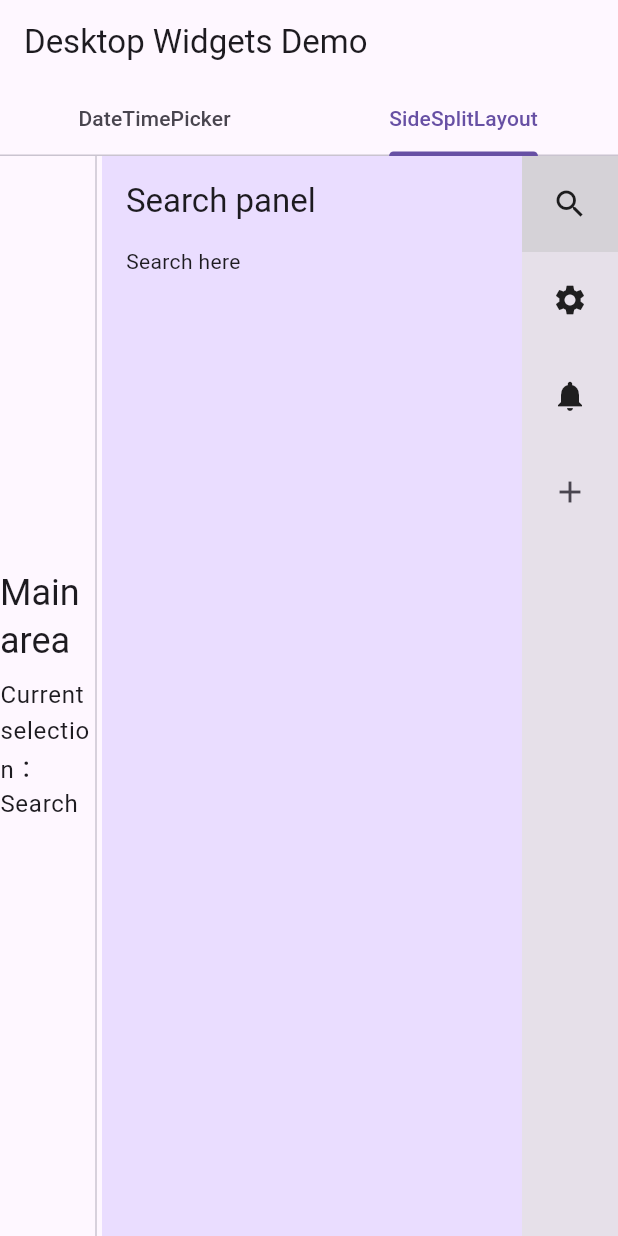
After one commit to foolkit/desktop_widgets, a Flutter app: the screen it shows after launch, tab 2 chosen, after a tap on the "search" icon, on a phone screen of 412 x 824 dp. The commit adds this screen. Run offline on Flutter 3.47's test engine with Material 3 defaults, Android fonts, the phone set to English and light mode, and no system bars; our stand-ins replace plugin_platform_interface, web.

Commit message:
feat(widget): 实现可收起的水平分栏布局组件

```diff
--- a/example/lib/main.dart
+++ b/example/lib/main.dart
@@ -1,5 +1,6 @@
 import 'package:flutter/material.dart';
 import 'package:desktop_widgets/desktop_widgets.dart';
+import 'side_split_layout_demo.dart';
 
 void main() {
   runApp(const MyApp());
@@ -12,11 +13,27 @@ class MyApp extends StatelessWidget {
   Widget build(BuildContext context) {
     return MaterialApp(
       title: 'Desktop Widgets Demo',
-      home: Scaffold(
-        appBar: AppBar(title: const Text('DateTimePicker Demo')),
-        body: const Padding(
-          padding: EdgeInsets.all(24),
-          child: DateTimePickerDemo(),
+      home: DefaultTabController(
+        length: 2,
+        child: Scaffold(
+          appBar: AppBar(
+            title: const Text('Desktop Widgets Demo'),
+            bottom: const TabBar(
+              tabs: <Widget>[
+                Tab(text: 'DateTimePicker'),
+                Tab(text: 'SideSplitLayout'),
+              ],
+            ),
+          ),
+          body: const TabBarView(
+            children: <Widget>[
+              Padding(
+                padding: EdgeInsets.all(24),
+                child: DateTimePickerDemo(),
+              ),
+              SideSplitLayoutDemo(),
+            ],
+          ),
         ),
       ),
     );
--- /dev/null
+++ b/example/lib/side_split_layout_demo.dart
@@ -0,0 +1,103 @@
+import 'package:flutter/material.dart';
+import 'package:desktop_widgets/desktop_widgets.dart';
+
+class SideSplitLayoutDemo extends StatefulWidget {
+  const SideSplitLayoutDemo({super.key});
+
+  @override
+  State<SideSplitLayoutDemo> createState() => _SideSplitLayoutDemoState();
+}
+
+class _SideSplitLayoutDemoState extends State<SideSplitLayoutDemo> {
+  int? _selectedIndex;
+
+  static const List<String> _labels = <String>['Search', 'Settings', 'Notification'];
+
+  @override
+  Widget build(BuildContext context) {
+    final theme = Theme.of(context);
+
+    return SideSplitLayout(
+      sideWidth: 64,
+      panelWidth: 280,
+      backgroundColor: theme.colorScheme.surfaceContainerHighest,
+      onSelectedIndexChanged: (index) => setState(() => _selectedIndex = index),
+      panels: <SidePanel>[
+        SidePanel(
+          button: const Icon(Icons.search),
+          tooltip: 'Search',
+          panel: _buildPanel(
+            color: theme.colorScheme.primaryContainer,
+            title: 'Search panel',
+            description: 'Search here',
+          ),
+        ),
+        SidePanel(
+          button: const Icon(Icons.settings),
+          tooltip: 'Settings',
+          panel: _buildPanel(
+            color: theme.colorScheme.secondaryContainer,
+            title: 'Settins panel',
+            description: 'Adjusting settings here',
+          ),
+        ),
+        SidePanel(
+          button: const Icon(Icons.notifications),
+          tooltip: 'Notification',
+          panel: _buildPanel(
+            color: theme.colorScheme.tertiaryContainer,
+            title: 'Notification panel',
+            description: 'View recent notifications',
+          ),
+        ),
+      ],
+      extraButtons: <Widget>[
+        IconButton(
+          icon: const Icon(Icons.add),
+          tooltip: 'New',
+          onPressed: () {
+            final messenger = ScaffoldMessenger.of(context);
+            messenger.showSnackBar(
+              const SnackBar(content: Text('<New> button clicked.')),
+            );
+          },
+        ),
+      ],
+      child: Center(
+        child: Column(
+          mainAxisSize: MainAxisSize.min,
+          children: <Widget>[
+            Text(
+              'Main area',
+              style: theme.textTheme.headlineSmall,
+            ),
+            const SizedBox(height: 8),
+            Text(
+              'Current selection：${_selectedIndex != null ? _labels[_selectedIndex!] : 'None'}',
+              style: theme.textTheme.bodyLarge,
+            ),
+          ],
+        ),
+      ),
+    );
+  }
+
+  Widget _buildPanel({
+    required Color color,
+    required String title,
+    required String description,
+  }) {
+    return Container(
+      color: color,
+      padding: const EdgeInsets.all(16),
+      child: Column(
+        crossAxisAlignment: CrossAxisAlignment.start,
+        children: <Widget>[
+          Text(title, style: Theme.of(context).textTheme.titleLarge),
+          const SizedBox(height: 16),
+          Text(description),
+        ],
+      ),
+    );
+  }
+}
--- a/lib/desktop_widgets.dart
+++ b/lib/desktop_widgets.dart
@@ -1,6 +1,7 @@
 
 export 'src/pickers/date_time_picker.dart';
 export 'src/pickers/date_time_format.dart';
+export 'src/layouts/side_split_layout.dart';
 
 import 'desktop_widgets_platform_interface.dart';
 
--- /dev/null
+++ b/lib/src/layouts/side_split_layout.dart
@@ -0,0 +1,234 @@
+import 'dart:math' as math;
+
+import 'package:flutter/material.dart';
+
+/// 主分栏在整体布局中的位置。
+enum SideSplitMainPosition {
+  /// 主分栏在左侧，顺序：主分栏、副分栏、侧栏按钮。
+  start,
+
+  /// 主分栏在右侧，顺序：侧栏按钮、副分栏、主分栏。
+  end,
+}
+
+/// 一个可配置的面板项，用于 [SideSplitLayout]。
+class SidePanel {
+  const SidePanel({required this.button, required this.panel, this.tooltip});
+
+  /// 显示在侧边按钮栏中的组件。
+  final Widget button;
+
+  /// 当该面板激活时显示在副分栏中的组件。
+  final Widget panel;
+
+  /// 悬停在按钮上时显示的提示文本。
+  final String? tooltip;
+}
+
+/// 左右分栏布局组件。
+///
+/// 包含常驻的主分栏、可通过侧边按钮激活的副分栏，以及侧边按钮栏。
+/// 同一时刻最多只有一个副分栏显示；再次点击已激活的按钮可关闭该面板。
+/// 每个副分栏的宽度可以通过拖拽分隔线单独调整。
+class SideSplitLayout extends StatefulWidget {
+  const SideSplitLayout({
+    super.key,
+    required this.child,
+    this.panels = const <SidePanel>[],
+    this.extraButtons = const <Widget>[],
+    this.mainPosition = SideSplitMainPosition.start,
+    this.sideWidth = 56,
+    this.panelWidth = 250,
+    this.minPanelWidth = 120,
+    this.maxPanelWidth,
+    this.dividerWidth = 1,
+    this.dividerColor,
+    this.backgroundColor,
+    this.selectedIndex,
+    this.onSelectedIndexChanged,
+  });
+
+  /// 主分栏内容，始终显示。
+  final Widget child;
+
+  /// 副分栏列表，每个面板通过一个侧边按钮控制显示或隐藏。
+  final List<SidePanel> panels;
+
+  /// 附加在面板按钮下方的其他按钮或组件。
+  final List<Widget> extraButtons;
+
+  /// 主分栏的位置，默认 [SideSplitMainPosition.start]。
+  final SideSplitMainPosition mainPosition;
+
+  /// 侧边按钮栏的宽度。
+  final double sideWidth;
+
+  /// 副分栏的默认宽度。
+  final double panelWidth;
+
+  /// 副分栏允许的最小宽度。
+  final double minPanelWidth;
+
+  /// 副分栏允许的最大宽度，不设置时受父布局约束限制。
+  final double? maxPanelWidth;
+
+  /// 分隔线的宽度。
+  final double dividerWidth;
+
+  /// 分隔线颜色，默认为 [ThemeData.dividerColor]。
+  final Color? dividerColor;
+
+  /// 侧边按钮栏背景色。
+  final Color? backgroundColor;
+
+  /// 受控模式下当前激活的副分栏索引。
+  final int? selectedIndex;
+
+  /// 当激活的副分栏索引变化时调用。
+  final ValueChanged<int?>? onSelectedIndexChanged;
+
+  @override
+  State<SideSplitLayout> createState() => _SideSplitLayoutState();
+}
+
+class _SideSplitLayoutState extends State<SideSplitLayout> {
+  int? _selectedIndex;
+  final Map<int, double> _panelWidths = <int, double>{};
+
+  int? get _effectiveIndex => widget.selectedIndex ?? _selectedIndex;
+
+  void _togglePanel(int index) {
+    final current = _effectiveIndex;
+    final next = current == index ? null : index;
+
+    if (widget.selectedIndex == null) {
+      setState(() => _selectedIndex = next);
+    }
+    widget.onSelectedIndexChanged?.call(next);
+  }
+
+  double _widthFor(int index, double maxAvailable) {
+    final width = _panelWidths.putIfAbsent(index, () => widget.panelWidth);
+    return width.clamp(widget.minPanelWidth, maxAvailable);
+  }
+
+  void _updatePanelWidth(int index, double delta, double maxAvailable) {
+    final current = _panelWidths.putIfAbsent(index, () => widget.panelWidth);
+    final next = (current + delta).clamp(widget.minPanelWidth, maxAvailable);
+    if (next != current) {
+      setState(() => _panelWidths[index] = next);
+    }
+  }
+
+  Widget _buildSideButton(int index, SidePanel panel, bool selected) {
+    final theme = Theme.of(context);
+    final button = MouseRegion(
+      cursor: SystemMouseCursors.click,
+      child: GestureDetector(
+        onTap: () => _togglePanel(index),
+        behavior: HitTestBehavior.opaque,
+        child: Container(
+          width: widget.sideWidth,
+          height: widget.sideWidth,
+          color: selected
+              ? theme.highlightColor.withValues(alpha: 0.4)
+              : Colors.transparent,
+          alignment: Alignment.center,
+          child: panel.button,
+        ),
+      ),
+    );
+
+    if (panel.tooltip == null) return button;
+    return Tooltip(message: panel.tooltip, child: button);
+  }
+
+  Widget _buildResizeHandle(int index, double maxAvailable) {
+    return MouseRegion(
+      cursor: SystemMouseCursors.resizeColumn,
+      child: GestureDetector(
+        key: const ValueKey<String>('sideSplitLayoutResizer'),
+        behavior: HitTestBehavior.translucent,
+        onHorizontalDragUpdate: (details) {
+          final direction = widget.mainPosition == SideSplitMainPosition.start
+              ? -1.0
+              : 1.0;
+          _updatePanelWidth(index, details.delta.dx * direction, maxAvailable);
+        },
+        child: VerticalDivider(
+          width: 8,
+          thickness: widget.dividerWidth,
+          color: widget.dividerColor,
+        ),
+      ),
+    );
+  }
+
+  @override
+  Widget build(BuildContext context) {
+    final selected = _effectiveIndex;
+
+    final sideBar = Container(
+      width: widget.sideWidth,
+      color: widget.backgroundColor,
+      child: Column(
+        crossAxisAlignment: CrossAxisAlignment.stretch,
+        children: <Widget>[
+          for (var i = 0; i < widget.panels.length; i++)
+            _buildSideButton(i, widget.panels[i], selected == i),
+          if (widget.extraButtons.isNotEmpty) ...<Widget>[
+            const SizedBox(height: 8),
+            for (final button in widget.extraButtons) button,
+          ],
+        ],
+      ),
+    );
+
+    return LayoutBuilder(
+      builder: (context, constraints) {
+        final maxPanelWidth = widget.maxPanelWidth == null
+            ? math.max(
+                widget.minPanelWidth,
+                constraints.maxWidth - widget.sideWidth - 8,
+              )
+            : math.min(
+                widget.maxPanelWidth!,
+                math.max(
+                  widget.minPanelWidth,
+                  constraints.maxWidth - widget.sideWidth - 8,
+                ),
+              );
+
+        final panel =
+            selected != null && selected >= 0 && selected < widget.panels.length
+            ? SizedBox(
+                key: ValueKey<int>(selected),
+                width: _widthFor(selected, maxPanelWidth),
+                child: widget.panels[selected].panel,
+              )
+            : null;
+
+        final resizeHandle = panel != null
+            ? _buildResizeHandle(selected!, maxPanelWidth)
+            : null;
+
+        return Row(
+          crossAxisAlignment: CrossAxisAlignment.stretch,
+          children: widget.mainPosition == SideSplitMainPosition.start
+              ? <Widget>[
+                  Expanded(child: widget.child),
+                  ?resizeHandle,
+                  ?panel,
+                  sideBar,
+                ]
+              : <Widget>[
+                  sideBar,
+                  ?panel,
+                  ?resizeHandle,
+                  Expanded(child: widget.child),
+                ],
+        );
+      },
+    );
+  }
+}
```
Also changed, not shown: 2 other files.
